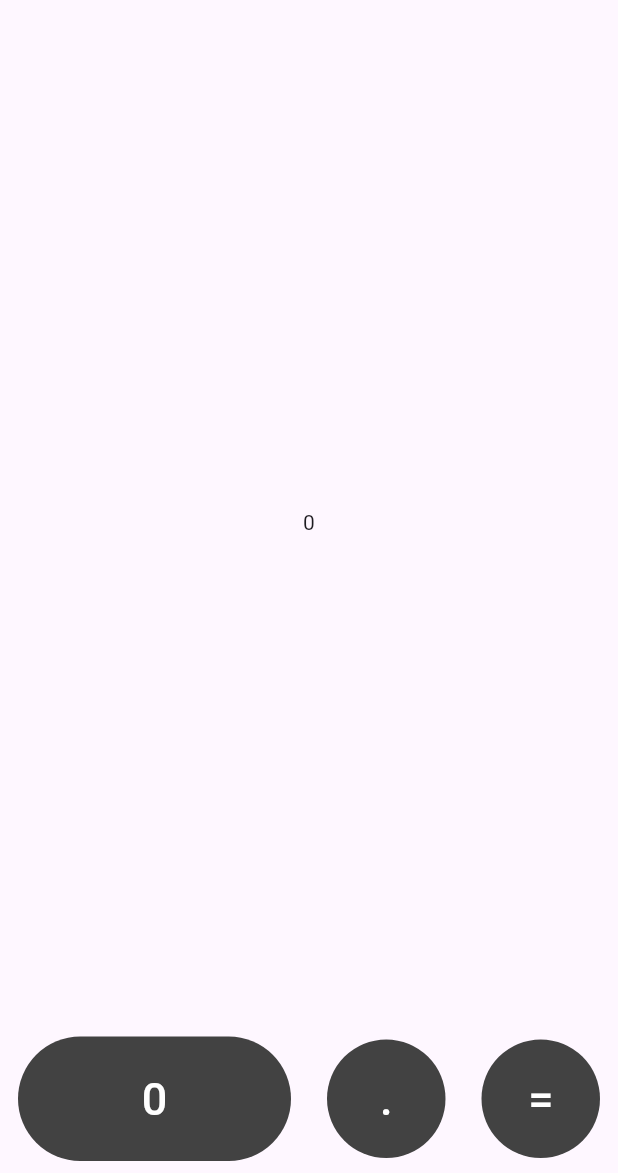
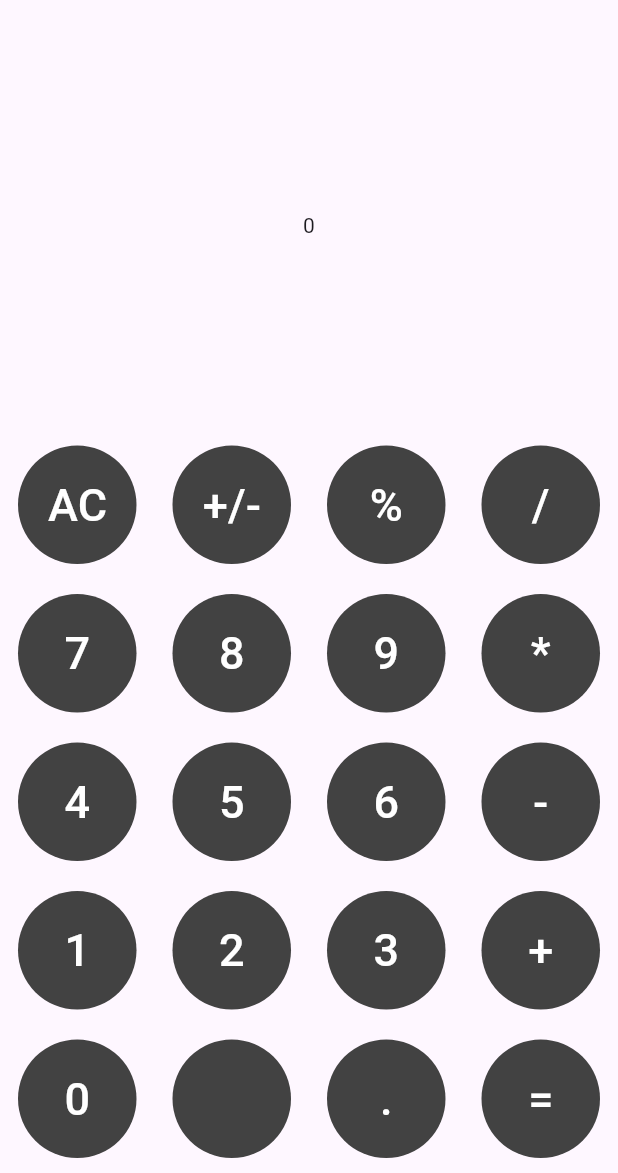
Before and after one commit to KaozhiChen/CalculatorApp, a Flutter app: the screen it shows after launch, on a phone screen of 412 x 824 dp, the part 63-1236 px from its top. Run offline on Flutter 3.47's test engine with Material 3 defaults, Android fonts, the phone set to English and light mode, and no system bars.

Commit message:
Update buttons layout

```diff
--- a/lib/button_widget.dart
+++ b/lib/button_widget.dart
@@ -24,7 +24,11 @@ class ButtonWidget extends StatelessWidget {
             child: Center(
               child: Text(
                 label,
-                style: const TextStyle(color: Colors.white, fontSize: 30),
+                style: const TextStyle(
+                  color: Colors.white,
+                  fontSize: 30,
+                ),
+                softWrap: false,
               ),
             ),
           ),
--- a/lib/index.dart
+++ b/lib/index.dart
@@ -10,6 +10,28 @@ class IndexPage extends StatefulWidget {
 
 class _IndexPageState extends State<IndexPage> {
   String result = "0";
+  static const buttonKeys = [
+    "AC",
+    "+/-",
+    "%",
+    "/",
+    "7",
+    "8",
+    "9",
+    "*",
+    "4",
+    "5",
+    "6",
+    "-",
+    "1",
+    "2",
+    "3",
+    "+",
+    "0",
+    "",
+    ".",
+    "="
+  ];
 
   @override
   Widget build(BuildContext context) {
@@ -27,20 +49,46 @@ class _IndexPageState extends State<IndexPage> {
                 child: Text(result),
               )),
               Container(
-                child: const Center(
-                  child: Row(
-                    children: [
-                      ButtonWidget(label: '0', flex: 2),
-                      ButtonWidget(label: '.'),
-                      ButtonWidget(
-                        label: '=',
-                      )
-                    ],
-                  ),
-                ),
+                child: Center(
+                    // child: Row(
+                    //   children: [
+                    //     ButtonWidget(label: '0', flex: 2),
+                    //     ButtonWidget(label: '.'),
+                    //     ButtonWidget(
+                    //       label: '=',
+                    //     )
+                    //   ],
+                    // ),
+                    child: _buidButtons()),
               )
             ],
           ),
         ));
   }
+
+  Widget _buidButtons() {
+    List<Widget> rows = [];
+    List<Widget> btns = [];
+    for (int i = 0; i < buttonKeys.length; i++) {
+      String key = buttonKeys[i];
+      Widget btn = ButtonWidget(label: key);
+      btns.add(btn);
+      if ((i + 1) % 4 == 0) {
+        rows.add(Row(
+          children: btns,
+        ));
+        btns = [];
+      }
+    }
+    if (btns.isNotEmpty) {
+      rows.add(Row(
+        children: btns,
+      ));
+      btns = [];
+    }
+
+    return Column(
+      children: rows,
+    );
+  }
 }
```
